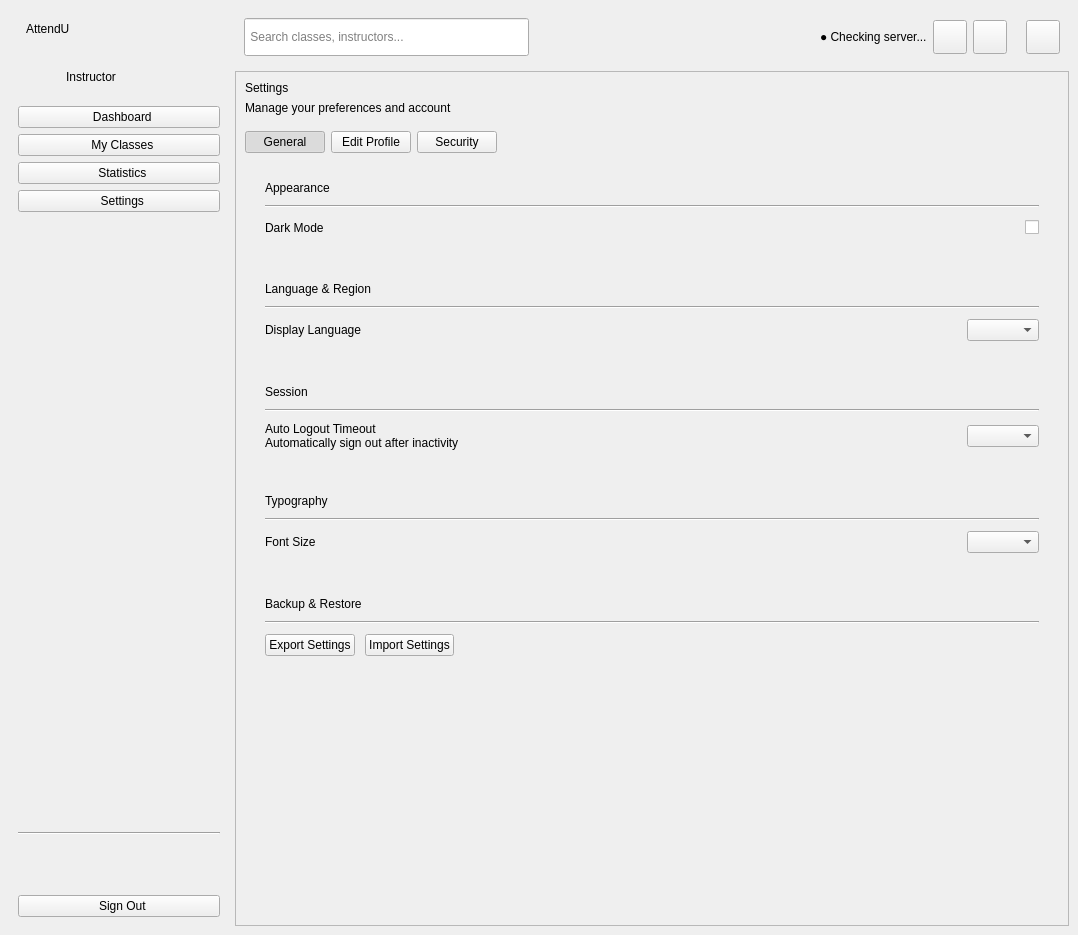
Qt form ui/main_window.ui (imndllnuri/students-attendance-app) before a commit.
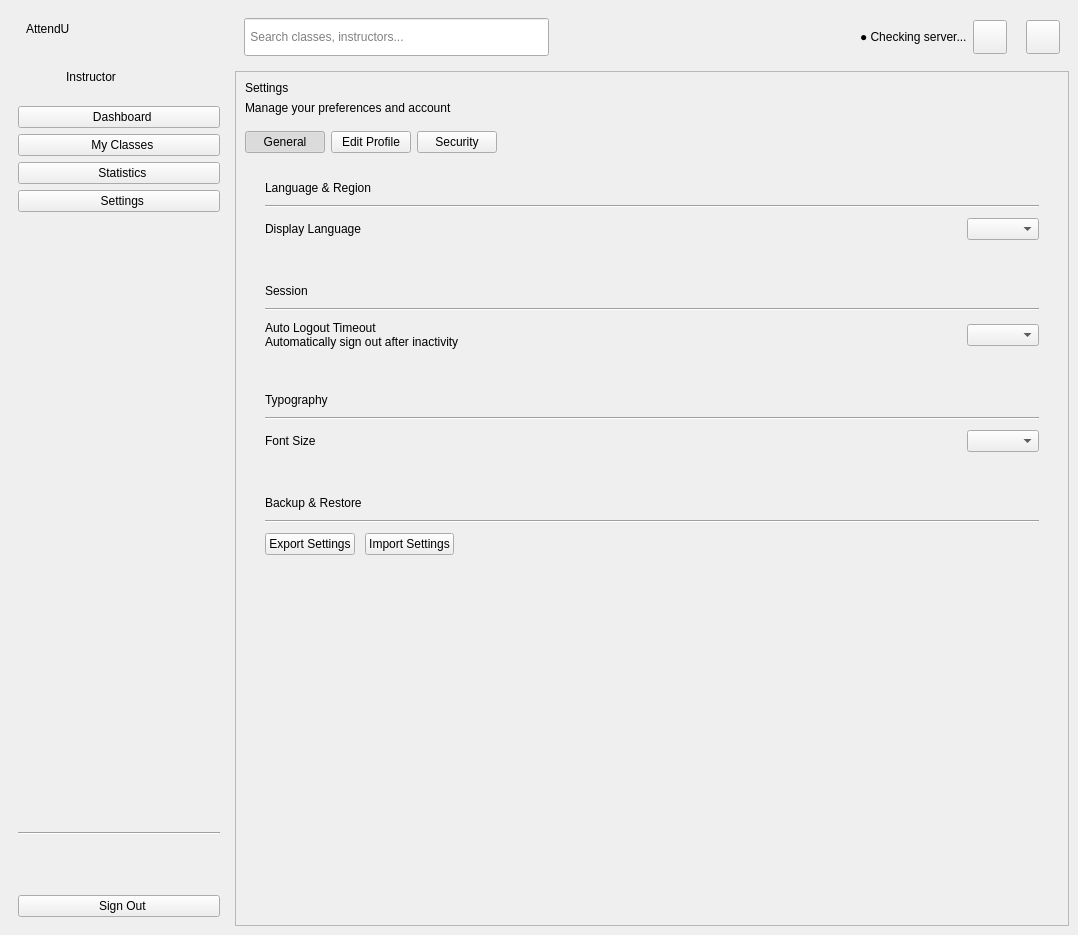
The same form after that commit. The open tabs and pages were chosen to show the change.

Commit message: Remove dark mode entirely

What changed in the file:
```diff
--- a/ui/main_window.ui
+++ b/ui/main_window.ui
@@ -74,13 +74,6 @@
           </property>
          </widget>
         </item>
-        <item>
-         <widget class="QPushButton" name="theme_toggle_btn">
-          <property name="minimumSize"><size><width>34</width><height>34</height></size></property>
-          <property name="maximumSize"><size><width>34</width><height>34</height></size></property>
-          <property name="text"><string/></property>
-         </widget>
-        </item>
         <item>
          <widget class="QPushButton" name="notifications_btn">
           <property name="minimumSize"><size><width>34</width><height>34</height></size></property>
@@ -456,48 +449,6 @@
               <property name="topMargin"><number>0</number></property>
               <property name="rightMargin"><number>0</number></property>
               <property name="bottomMargin"><number>0</number></property>
-              <item>
-               <widget class="QFrame" name="settings_appearance_card">
-                <layout class="QVBoxLayout" name="settings_appearance_card_layout">
-                 <property name="leftMargin"><number>20</number></property>
-                 <property name="topMargin"><number>18</number></property>
-                 <property name="rightMargin"><number>20</number></property>
-                 <property name="bottomMargin"><number>20</number></property>
-                 <property name="spacing"><number>10</number></property>
-                 <item>
-                  <widget class="QLabel" name="settings_appearance_title_lbl">
-                   <property name="text"><string>Appearance</string></property>
-                  </widget>
-                 </item>
-                 <item>
-                  <widget class="Line" name="settings_appearance_divider">
-                   <property name="orientation"><enum>Qt::Horizontal</enum></property>
-                  </widget>
-                 </item>
-                 <item>
-                  <layout class="QHBoxLayout" name="settings_dark_mode_row">
-                   <item>
-                    <widget class="QLabel" name="settings_dark_mode_lbl">
-                     <property name="text"><string>Dark Mode</string></property>
-                    </widget>
-                   </item>
-                   <item>
-                    <spacer name="settings_dark_mode_spacer">
-                     <property name="orientation"><enum>Qt::Horizontal</enum></property>
-    <property name="sizeType"><enum>QSizePolicy::Expanding</enum></property>
-    <property name="sizeHint" stdset="0"><size><width>40</width><height>20</height></size></property>
-   </spacer>
-                   </item>
-                   <item>
-                    <widget class="QCheckBox" name="dark_mode_cb">
-                     <property name="text"><string/></property>
-                    </widget>
-                   </item>
-                  </layout>
-                 </item>
-                </layout>
-               </widget>
-              </item>
               <item>
                <widget class="QFrame" name="settings_language_card">
                 <layout class="QVBoxLayout" name="settings_language_card_layout">
```
The commit also changes 22 other files.
